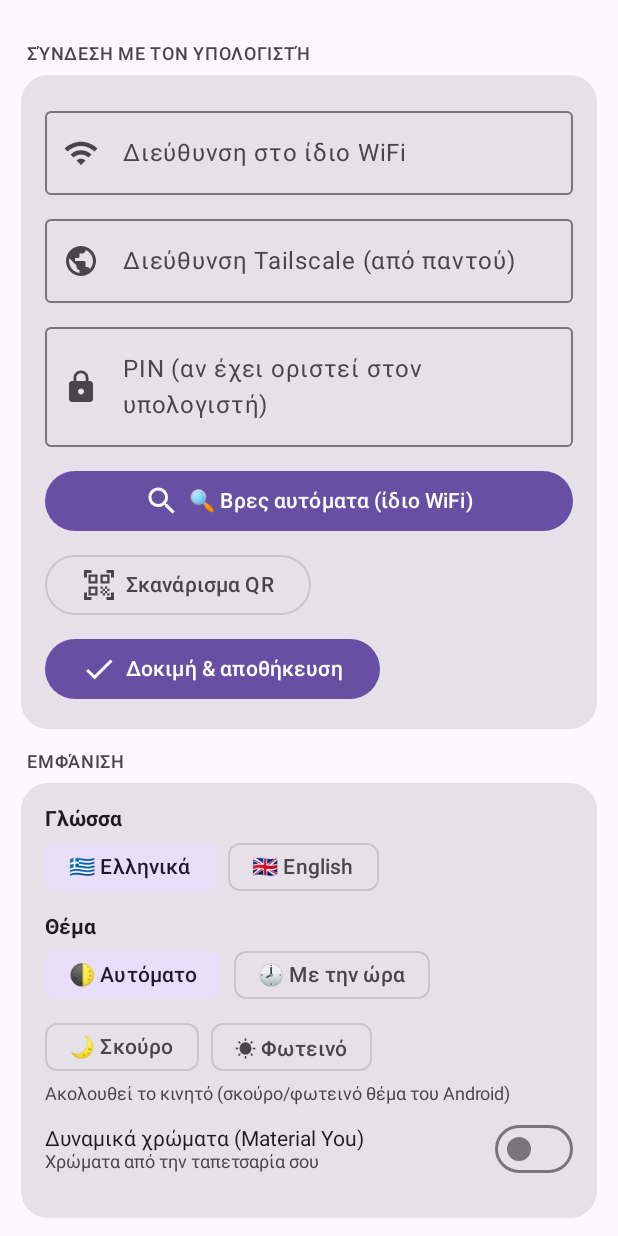
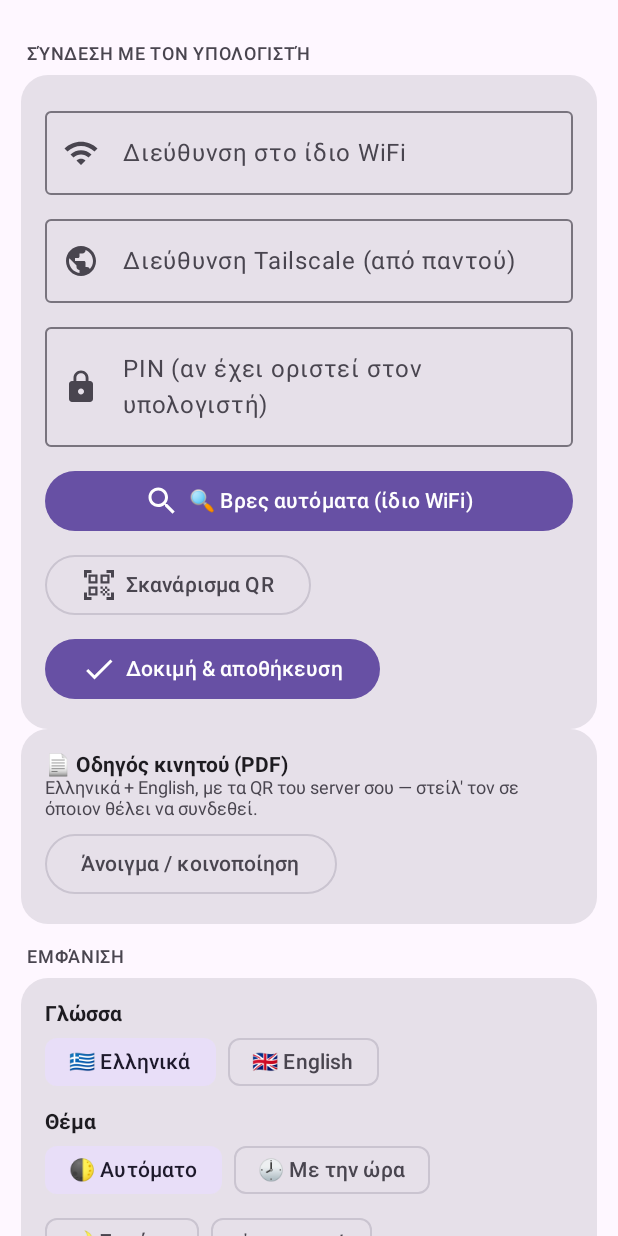
Before and after one commit to nikkpap/AirSense, an Android app built with Jetpack Compose: the composable SettingsScreen shown on its own in the app's theme, on a phone screen of 412 x 824 dp. Run offline under Robolectric (Android 15) with nearby library versions, the phone set to English and light mode, and no system bars; libraries missing offline, so code that uses them is left out: com.google.mlkit.vision.

Commit message:
v1.6.19 / Android 1.5.1 / Remote 1.3.0: automatic phone setup guide PDF (GR + EN, QR codes) from the server
Co-Authored-By: Claude Opus 5.5 <noreply@anthropic.com>
Claude-Session: https://claude.ai/code/session_01XQ2geKdyRBE4hvp9Da3vYn

```diff
--- a/android/app/build.gradle.kts
+++ b/android/app/build.gradle.kts
@@ -14,8 +14,8 @@ android {
         applicationId = "gr.nikkpap.airsense"
         minSdk = 26
         targetSdk = 36
-        versionCode = 7
-        versionName = "1.5.0"
+        versionCode = 8
+        versionName = "1.5.1"
     }
 
     // Υπογραφή: αν υπάρχει κλειδί (GitHub Secrets / μεταβλητές περιβάλλοντος) → σταθερή υπογραφή για ενημερώσεις,
--- a/android/app/src/main/java/gr/nikkpap/airsense/ui/SettingsScreen.kt
+++ b/android/app/src/main/java/gr/nikkpap/airsense/ui/SettingsScreen.kt
@@ -22,6 +22,21 @@ fun SettingsScreen(vm: MainViewModel, ui: UiState) {
     Column(Modifier.fillMaxSize().verticalScroll(rememberScrollState()).padding(14.dp)) {
         SectionTitle(tr("Σύνδεση με τον υπολογιστή", "Connection to PC"))
         HCard { ConnectionForm(vm) { vm.refreshNow() } }
+        HCard {
+            Text(tr("📄 Οδηγός κινητού (PDF)", "📄 Phone guide (PDF)"), fontWeight = FontWeight.Bold)
+            Text(
+                tr("Ελληνικά + English, με τα QR του server σου — στείλ' τον σε όποιον θέλει να συνδεθεί.",
+                    "Greek + English, with your server's QR codes — send it to anyone who wants to connect."),
+                fontSize = 12.sp, color = MaterialTheme.colorScheme.onSurfaceVariant
+            )
+            Spacer(Modifier.height(6.dp))
+            OutlinedButton(onClick = {
+                val base = vm.api.currentBase()
+                if (base.isNotBlank()) runCatching {
+                    ctx.startActivity(android.content.Intent(android.content.Intent.ACTION_VIEW, android.net.Uri.parse("$base/setup.pdf")))
+                }
+            }) { Text(tr("Άνοιγμα / κοινοποίηση", "Open / share")) }
+        }
 
         SectionTitle(tr("Εμφάνιση", "Appearance"))
         HCard {
```
Also changed, not shown: 5 other files.
